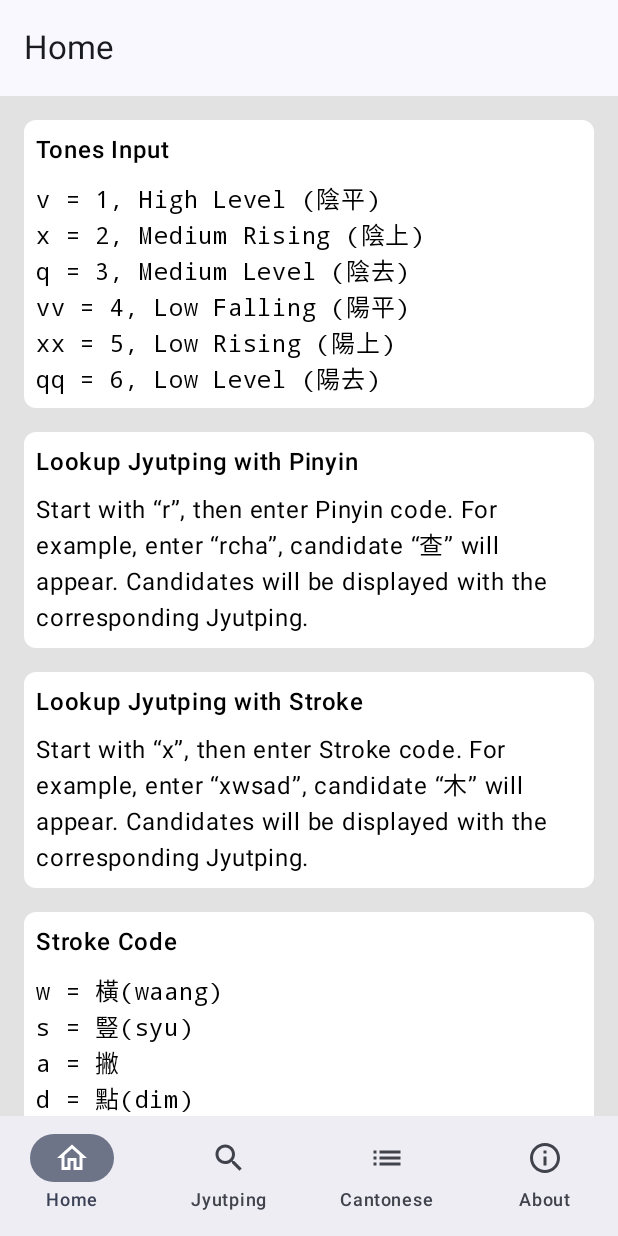
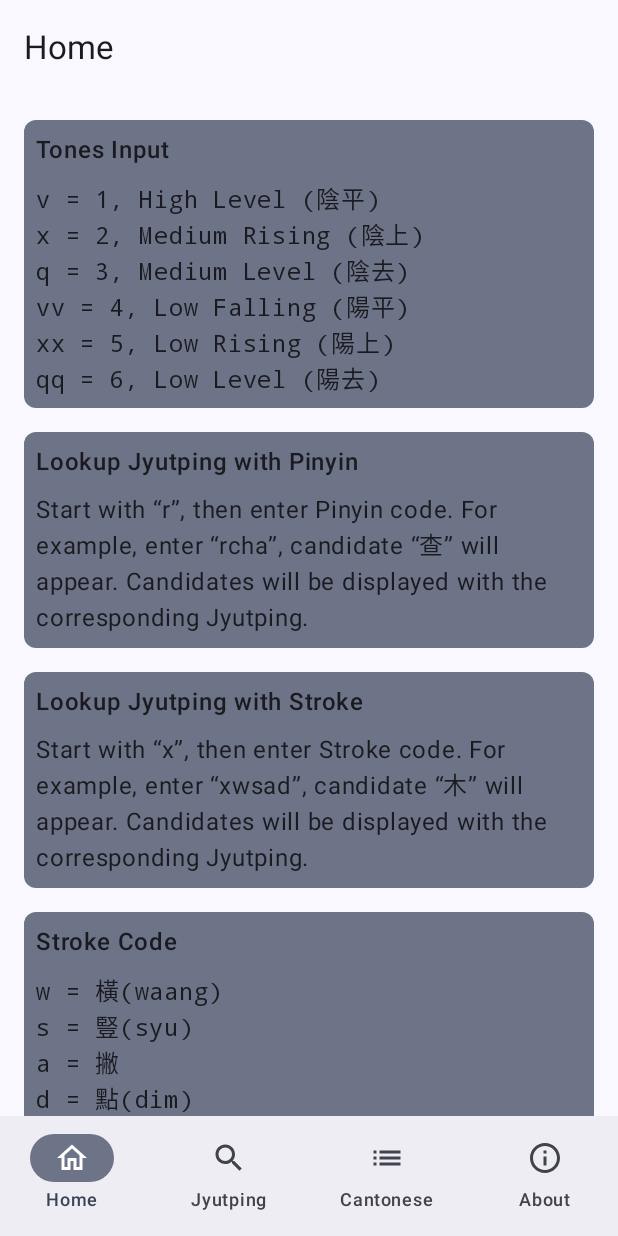
Before and after one commit to yuetyam/jyutping-android, an Android app built with Jetpack Compose: the screen it shows after launch (MainActivity), on a phone screen of 412 x 824 dp. Run offline under Robolectric (Android 15) with nearby library versions, the phone set to English and light mode, and no system bars.

Commit message:
Adopt Material Theme

```diff
--- a/app/src/main/AndroidManifest.xml
+++ b/app/src/main/AndroidManifest.xml
@@ -11,7 +11,7 @@
         android:localeConfig="@xml/locales_config"
         android:supportsRtl="true"
         android:theme="@style/Theme.Jyutping"
-        tools:targetApi="31">
+        tools:targetApi="33">
         <activity
             android:name=".MainActivity"
             android:exported="true"
--- a/app/src/main/java/org/jyutping/jyutping/HomeScreen.kt
+++ b/app/src/main/java/org/jyutping/jyutping/HomeScreen.kt
@@ -10,9 +10,10 @@ import androidx.compose.foundation.layout.Spacer
 import androidx.compose.foundation.layout.fillMaxSize
 import androidx.compose.foundation.layout.padding
 import androidx.compose.material.icons.Icons
-import androidx.compose.material.icons.outlined.*
-import androidx.compose.material.icons.rounded.*
+import androidx.compose.material.icons.outlined.Info
+import androidx.compose.material.icons.rounded.ArrowForward
 import androidx.compose.material3.Icon
+import androidx.compose.material3.MaterialTheme.colorScheme
 import androidx.compose.material3.Text
 import androidx.compose.runtime.Composable
 import androidx.compose.ui.Modifier
@@ -63,7 +64,7 @@ fun HomeScreen() {
                                 modifier = Modifier
                                         .padding(vertical = 8.dp)
                                         .clip(shape = RoundedCornerShape(size = 8.dp))
-                                        .background(color = Color.White)
+                                        .background(color = colorScheme.secondaryContainer)
                                         .padding(8.dp)
                         ) {
                                 Icon(
@@ -91,7 +92,7 @@ fun TextCard(heading: String, content: String, monospace: Boolean = false) {
                 modifier = Modifier
                         .padding(vertical = 8.dp)
                         .clip(shape = RoundedCornerShape(size = 8.dp))
-                        .background(color = Color.White)
+                        .background(color = colorScheme.secondaryContainer)
                         .padding(8.dp)
         ) {
                 Column {
--- a/app/src/main/java/org/jyutping/jyutping/MainActivity.kt
+++ b/app/src/main/java/org/jyutping/jyutping/MainActivity.kt
@@ -15,7 +15,6 @@ import androidx.compose.material3.TopAppBar
 import androidx.compose.runtime.Composable
 import androidx.compose.runtime.getValue
 import androidx.compose.ui.Modifier
-import androidx.compose.ui.graphics.Color
 import androidx.compose.ui.res.stringResource
 import androidx.navigation.NavController
 import androidx.navigation.NavDestination.Companion.hierarchy
@@ -39,7 +38,6 @@ class MainActivity : ComponentActivity() {
                                 Scaffold(
                                         topBar = { TopAppBar(title = { Text(text = topTitle) }) },
                                         bottomBar = { AppBottomBar(navController = navController) },
-                                        containerColor = Color(red = 226, green = 226, blue = 226)
                                 ) { padding ->
                                         Box(modifier = Modifier.padding(padding)) {
                                                 AppContent(navController = navController)
--- a/app/src/main/java/org/jyutping/jyutping/Screen.kt
+++ b/app/src/main/java/org/jyutping/jyutping/Screen.kt
@@ -7,7 +7,7 @@ import androidx.compose.material.icons.outlined.List
 import androidx.compose.material.icons.outlined.Info
 import androidx.compose.ui.graphics.vector.ImageVector
 
-sealed class Screen(var route: String, var icon: ImageVector, var title: Int) {
+sealed class Screen(val route: String, val icon: ImageVector, val title: Int) {
         object Home : Screen(route = "home", icon = Icons.Outlined.Home, title = R.string.screen_title_home)
         object Jyutping : Screen(route = "jyutping", icon = Icons.Outlined.Search, title = R.string.screen_title_jyutping)
         object Cantonese : Screen(route = "cantonese", icon = Icons.Outlined.List, title = R.string.screen_title_cantonese)
--- a/app/src/main/java/org/jyutping/jyutping/ui/theme/Color.kt
+++ b/app/src/main/java/org/jyutping/jyutping/ui/theme/Color.kt
@@ -2,10 +2,4 @@ package org.jyutping.jyutping.ui.theme
 
 import androidx.compose.ui.graphics.Color
 
-val Purple80 = Color(0xFFD0BCFF)
-val PurpleGrey80 = Color(0xFFCCC2DC)
-val Pink80 = Color(0xFFEFB8C8)
-
-val Purple40 = Color(0xFF6650a4)
-val PurpleGrey40 = Color(0xFF625b71)
-val Pink40 = Color(0xFF7D5260)
+val AccentBlue = Color(0xFF1F9BF3)
--- a/app/src/main/java/org/jyutping/jyutping/ui/theme/Theme.kt
+++ b/app/src/main/java/org/jyutping/jyutping/ui/theme/Theme.kt
@@ -15,28 +15,6 @@ import androidx.compose.ui.platform.LocalContext
 import androidx.compose.ui.platform.LocalView
 import androidx.core.view.WindowCompat
 
-private val DarkColorScheme = darkColorScheme(
-        primary = Purple80,
-        secondary = PurpleGrey80,
-        tertiary = Pink80
-)
-
-private val LightColorScheme = lightColorScheme(
-        primary = Purple40,
-        secondary = PurpleGrey40,
-        tertiary = Pink40
-
-        /* Other default colors to override
-    background = Color(0xFFFFFBFE),
-    surface = Color(0xFFFFFBFE),
-    onPrimary = Color.White,
-    onSecondary = Color.White,
-    onTertiary = Color.White,
-    onBackground = Color(0xFF1C1B1F),
-    onSurface = Color(0xFF1C1B1F),
-    */
-)
-
 @Composable
 fun JyutpingTheme(
         darkTheme: Boolean = isSystemInDarkTheme(),
@@ -49,21 +27,17 @@ fun JyutpingTheme(
                         val context = LocalContext.current
                         if (darkTheme) dynamicDarkColorScheme(context) else dynamicLightColorScheme(context)
                 }
-                darkTheme -> DarkColorScheme
-                else -> LightColorScheme
+                darkTheme -> darkColorScheme()
+                else -> lightColorScheme()
         }
         val view = LocalView.current
         if (!view.isInEditMode) {
-                val currentWindow = (view.context as? Activity)?.window ?: throw Exception("Not in an activity")
+                val window = (view.context as? Activity)?.window ?: throw Exception("Not in an activity")
                 SideEffect {
-
-                        // https://stackoverflow.com/questions/73271311/viewcompat-getwindowinsetscontroller-is-deprecated-which-alternative-to-use
-
-                        currentWindow.statusBarColor = colorScheme.primary.toArgb()
-                        WindowCompat.getInsetsController(currentWindow, view).isAppearanceLightStatusBars = darkTheme
+                        window.statusBarColor = colorScheme.primary.toArgb()
+                        WindowCompat.getInsetsController(window, view).isAppearanceLightStatusBars = darkTheme
                 }
         }
-
         MaterialTheme(
                 colorScheme = colorScheme,
                 typography = Typography,
--- a/app/src/main/res/values/colors.xml
+++ b/app/src/main/res/values/colors.xml
@@ -1,10 +1,5 @@
 <?xml version="1.0" encoding="utf-8"?>
 <resources>
-    <color name="purple_200">#FFBB86FC</color>
-    <color name="purple_500">#FF6200EE</color>
-    <color name="purple_700">#FF3700B3</color>
-    <color name="teal_200">#FF03DAC5</color>
-    <color name="teal_700">#FF018786</color>
     <color name="black">#FF000000</color>
     <color name="white">#FFFFFFFF</color>
 </resources>
--- a/app/src/main/res/values/themes.xml
+++ b/app/src/main/res/values/themes.xml
@@ -1,5 +1,4 @@
 <?xml version="1.0" encoding="utf-8"?>
 <resources>
-
     <style name="Theme.Jyutping" parent="android:Theme.Material.Light.NoActionBar" />
 </resources>
```
Also changed, not shown: app/src/main/java/org/jyutping/jyutping/AboutScreen.kt (+1 -10 lines), app/src/main/java/org/jyutping/jyutping/CantoneseScreen.kt (+1 -10 lines), app/src/main/java/org/jyutping/jyutping/JyutpingScreen.kt (+1 -10 lines).
